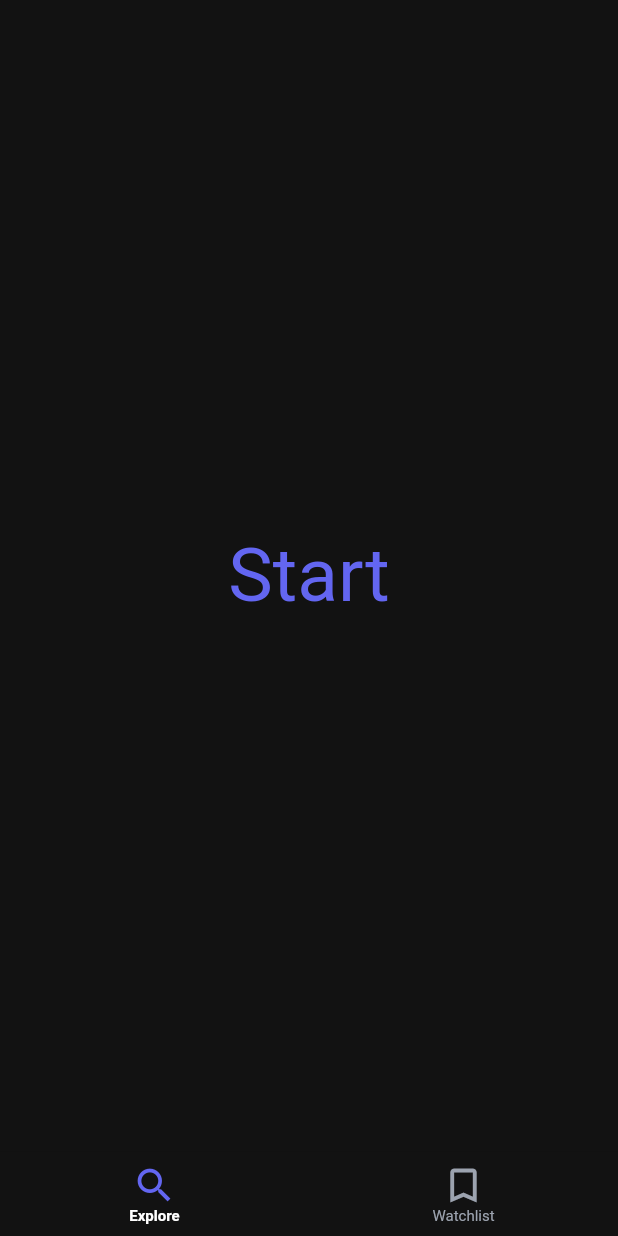
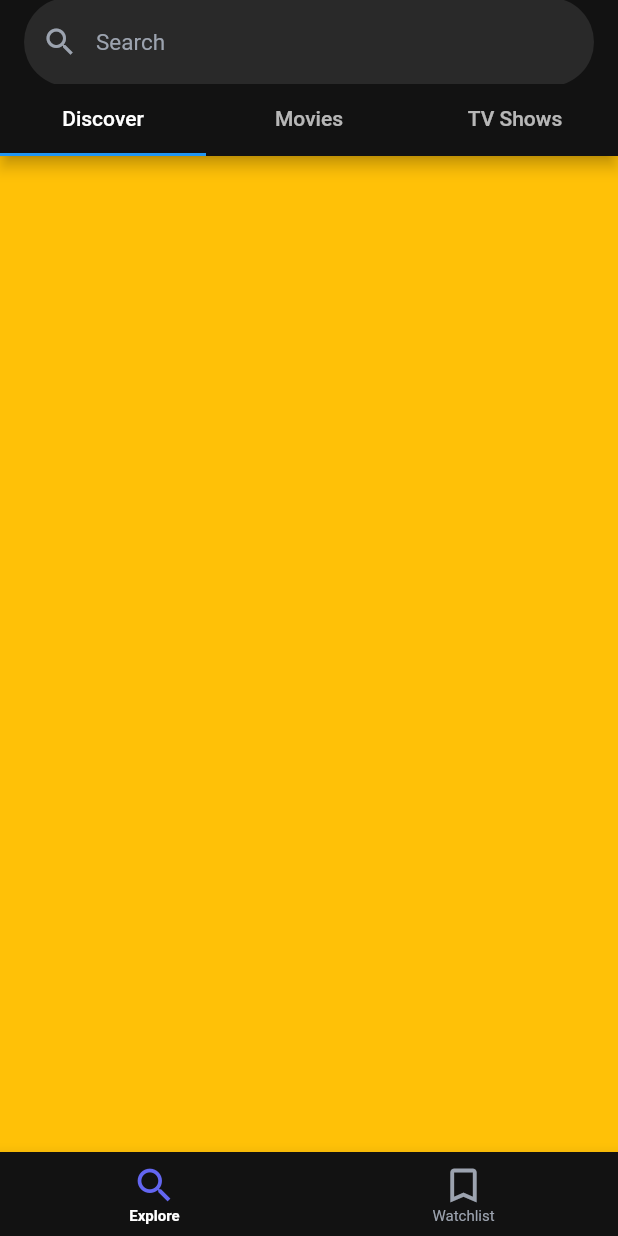
Before and after one commit to neckroot/infinitybinge, a Flutter app: the screen it shows after launch, on a phone screen of 412 x 824 dp. Run offline on Flutter 3.47's test engine with Material 2 defaults, Android fonts, the phone set to English and light mode, and no system bars; our stand-ins replace flutter_svg, font_awesome_flutter.

Commit message:
add explore tabbar

```diff
--- a/lib/style/style.dart
+++ b/lib/style/style.dart
@@ -6,4 +6,5 @@ abstract class IBStyle {
   static const Color textColorMain = Colors.white;
   static const Color textColorSnd = Color.fromRGBO(156, 163, 175, 1);
   static const Color textColorLogo = Color.fromRGBO(99, 102, 241, 1);
+  static const Color bgColorSearch = Color.fromRGBO(244, 244, 245, 0.1);
 }
--- /dev/null
+++ b/lib/widgets/home/explore/explore_widget.dart
@@ -0,0 +1,78 @@
+import 'package:flutter/material.dart';
+import 'package:infinitybinge/style/style.dart';
+
+class ExploreWidget extends StatefulWidget {
+  const ExploreWidget({super.key});
+
+  @override
+  State<ExploreWidget> createState() => _ExploreWidgetState();
+}
+
+class _ExploreWidgetState extends State<ExploreWidget> {
+  int _selectedTab = 0;
+
+  static const List<Tab> _tabs = <Tab>[
+    Tab(
+      text: "Discover",
+    ),
+    Tab(
+      text: "Movies",
+    ),
+    Tab(
+      text: "TV Shows",
+    ),
+  ];
+
+  static final List<Widget> _tabsWidgets = [
+    Container(
+      color: Colors.amber,
+    ),
+    Container(
+      color: Colors.red,
+    ),
+    Container(
+      color: Colors.blue,
+    ),
+  ];
+
+  void onSelectedTab(int index) {
+    if (_selectedTab == index) return;
+
+    setState(() {
+      _selectedTab = index;
+    });
+  }
+
+  @override
+  Widget build(BuildContext context) {
+    return DefaultTabController(
+      length: _tabs.length,
+      child: Scaffold(
+        appBar: AppBar(
+          title: TextField(
+            decoration: InputDecoration(
+                hintText: "Search",
+                prefixIcon: const Icon(
+                  Icons.search,
+                  color: IBStyle.textColorSnd,
+                ),
+                hintStyle: const TextStyle(
+                  color: IBStyle.textColorSnd,
+                  fontSize: 15,
+                ),
+                border: OutlineInputBorder(
+                    borderRadius: BorderRadius.circular(9999),
+                    borderSide: BorderSide.none),
+                filled: true,
+                fillColor: IBStyle.bgColorSearch),
+          ),
+          bottom: const TabBar(tabs: _tabs),
+          backgroundColor: IBStyle.bgColor,
+        ),
+        body: TabBarView(
+          children: _tabsWidgets,
+        ),
+      ),
+    );
+  }
+}
--- a/lib/widgets/home/main_screen.dart
+++ b/lib/widgets/home/main_screen.dart
@@ -1,5 +1,6 @@
 import 'package:flutter/material.dart';
 import 'package:infinitybinge/style/style.dart';
+import 'package:infinitybinge/widgets/home/explore/explore_widget.dart';
 import 'package:infinitybinge/widgets/home/watchlist_widget.dart';
 
 class MainScreenWidget extends StatefulWidget {
@@ -12,16 +13,9 @@ class MainScreenWidget extends StatefulWidget {
 class _MainScreenWidgetState extends State<MainScreenWidget> {
   int _selectedTab = 0;
 
-  static const List<Widget> _ScreenWidgets = [
-    Center(
-      child: Text(
-        "Start",
-        style: TextStyle(
-          color: IBStyle.textColorLogo,
-          fontSize: 50,
-        ),
-      ),
-    ),
+  static const List<Widget> _screenWidgets = [
+    ExploreWidget(),
+    // Text(""),
     WatchListWidget(),
   ];
 
@@ -64,7 +58,7 @@ class _MainScreenWidgetState extends State<MainScreenWidget> {
               label: "Watchlist"),
         ],
       ),
-      body: SafeArea(child: _ScreenWidgets[_selectedTab]),
+      body: SafeArea(child: _screenWidgets[_selectedTab]),
     );
   }
 }
--- a/lib/widgets/home/watchlist_widget.dart
+++ b/lib/widgets/home/watchlist_widget.dart
@@ -11,10 +11,7 @@ class WatchListWidget extends StatefulWidget {
 class _WatchListWidgetState extends State<WatchListWidget> {
   @override
   Widget build(BuildContext context) {
-    return Scaffold(
-      backgroundColor: IBStyle.bgColor,
-      body: SafeArea(
-        child: Column(
+    return Column(
       children: [
         const SizedBox(
           height: 55,
@@ -87,8 +84,6 @@ class _WatchListWidgetState extends State<WatchListWidget> {
           ),
         ),
       ],
-        ),
-      ),
     );
   }
 }
```
Lines whose indentation alone changed are shown as unchanged.
